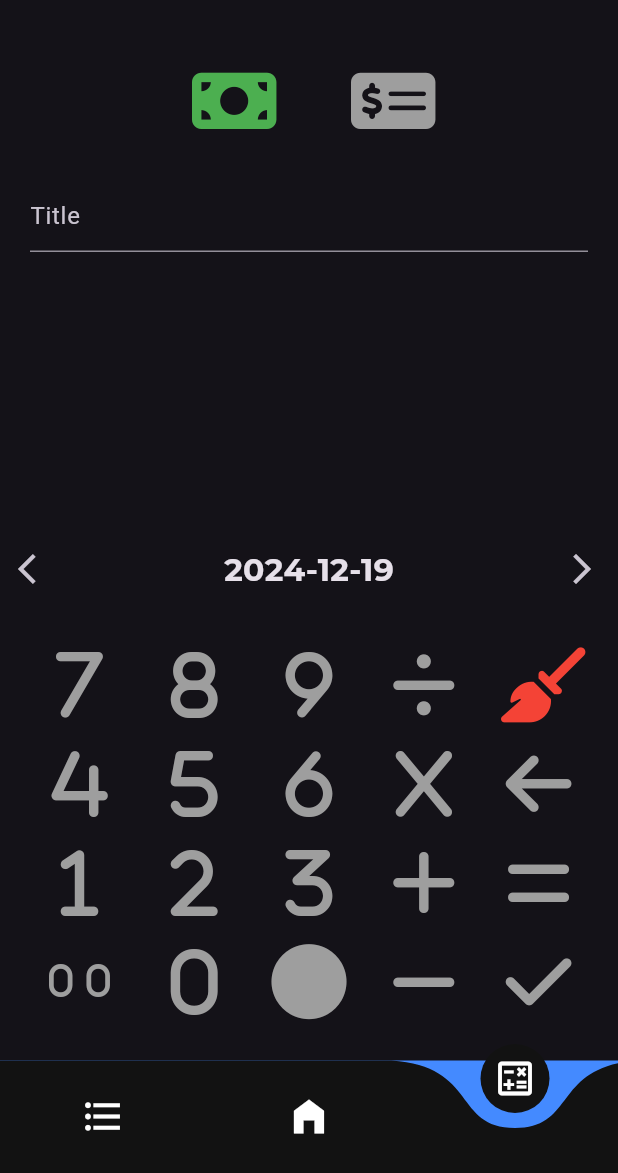
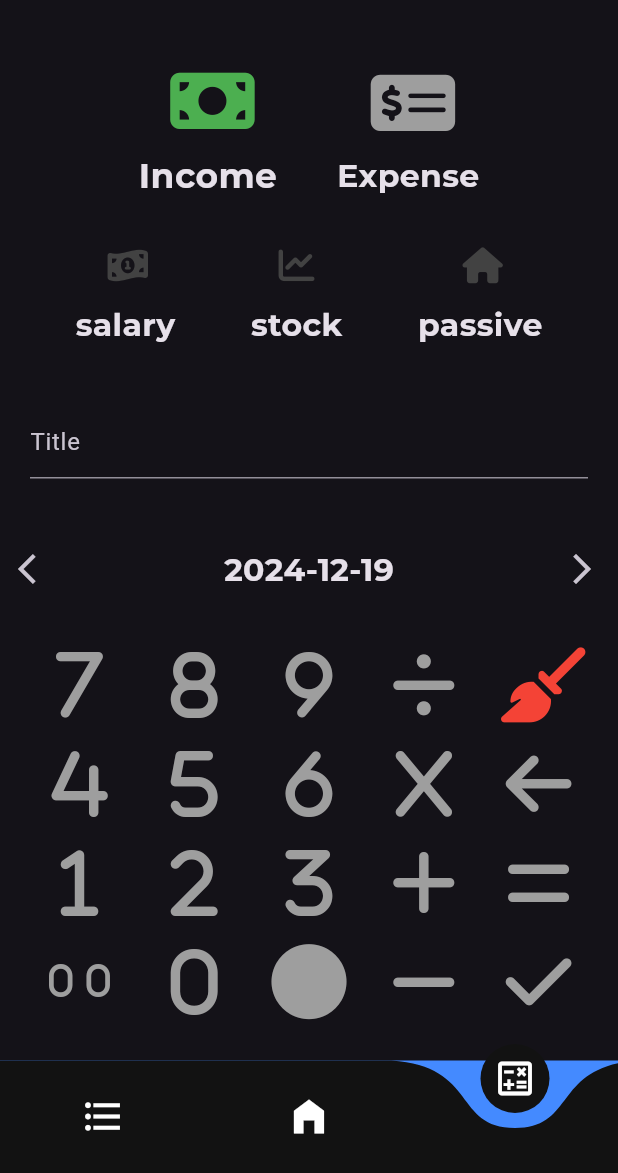
Before and after one commit to Lichyo/broke_daily, a Flutter app: the screen it shows after launch, item 3 of the bottom bar chosen, on a phone screen of 412 x 824 dp, the part 63-1236 px from its top. Run offline on Flutter 3.47's test engine with Material 3 defaults, Android fonts, the phone set to English and light mode, and no system bars; drawn by our look-alikes of curved_navigation_bar; our stand-ins replace fl_chart, font_awesome_flutter, gap, google_fonts, sqflite; missing offline and left inert: expressions; accounts and stored records are empty.

```diff
--- /dev/null
+++ b/lib/components/income_type_widget.dart
@@ -0,0 +1,38 @@
+import 'package:flutter/material.dart';
+import 'type_button.dart';
+import 'package:font_awesome_flutter/font_awesome_flutter.dart';
+import 'package:account/constant.dart';
+
+class IncomeTypeWidget extends StatelessWidget {
+  const IncomeTypeWidget({super.key});
+
+  @override
+  Widget build(BuildContext context) {
+    return const Padding(
+      padding: EdgeInsets.symmetric(vertical: 20),
+      child: Row(
+        mainAxisAlignment: MainAxisAlignment.spaceEvenly,
+        children: [
+          TypeButton(
+            text: "salary",
+            color: Colors.yellow,
+            icon: FontAwesomeIcons.moneyBill1Wave,
+            type: AccountingTypes.salary,
+          ),
+          TypeButton(
+            text: "stock",
+            color: Colors.red,
+            icon: FontAwesomeIcons.chartLine,
+            type: AccountingTypes.stock,
+          ),
+          TypeButton(
+            text: "passive",
+            color: Colors.grey,
+            icon: FontAwesomeIcons.house,
+            type: AccountingTypes.passive,
+          ),
+        ],
+      ),
+    );
+  }
+}
--- /dev/null
+++ b/lib/components/type_button.dart
@@ -0,0 +1,43 @@
+import 'package:flutter/material.dart';
+import 'package:account/constant.dart';
+import 'package:provider/provider.dart';
+import 'package:account/service/accounting_service.dart';
+
+class TypeButton extends StatelessWidget {
+  const TypeButton({
+    super.key,
+    required this.text,
+    required this.icon,
+    required this.type,
+    required this.color,
+  });
+
+  final String text;
+  final IconData icon;
+  final AccountingTypes type;
+  final Color color;
+
+  @override
+  Widget build(BuildContext context) {
+    return Column(
+      children: [
+        IconButton(
+          onPressed: () {
+            Provider.of<AccountingService>(context, listen: false)
+                .setAccountingType(type);
+          },
+          icon: Icon(
+            icon,
+            color: Provider.of<AccountingService>(context).accountType == type
+                ? color
+                : Colors.grey.shade800,
+          ),
+        ),
+        Text(
+          text,
+          style: kSecondTextStyle,
+        ),
+      ],
+    );
+  }
+}
--- a/lib/constant.dart
+++ b/lib/constant.dart
@@ -20,3 +20,40 @@ final kThirdTextStyle = GoogleFonts.getFont(
 );
 
 enum CalModes { income, expense }
+
+enum AccountingTypes {
+  luxury,
+  drink,
+  food,
+  daily,
+  traffic,
+  salary,
+  stock,
+  passive,
+  nil,
+}
+
+extension AccountingTypesExtension on AccountingTypes {
+  static AccountingTypes fromString(String type) {
+    switch (type) {
+      case 'luxury':
+        return AccountingTypes.luxury;
+      case 'drink':
+        return AccountingTypes.drink;
+      case 'food':
+        return AccountingTypes.food;
+      case 'daily':
+        return AccountingTypes.daily;
+      case 'traffic':
+        return AccountingTypes.traffic;
+      case 'salary':
+        return AccountingTypes.salary;
+      case 'stock':
+        return AccountingTypes.stock;
+      case 'passive':
+        return AccountingTypes.passive;
+      default:
+        return AccountingTypes.nil;
+    }
+  }
+}
--- a/lib/model/event_detail_model.dart
+++ b/lib/model/event_detail_model.dart
@@ -1,12 +1,14 @@
+import 'package:account/constant.dart';
+
 class EventDetailModel {
   final String title;
   int? id;
   final double amount;
   final DateTime date;
-  final String? type;
+  final AccountingTypes type;
 
   EventDetailModel({
-    this.type,
+    required this.type,
     required this.title,
     this.id,
     required this.amount,
@@ -18,6 +20,7 @@ class EventDetailModel {
       'title': title,
       'amount': amount.toString(),
       'date': date.toString(),
+      'type': type.name,
     };
   }
 }
--- a/lib/service/database_service.dart
+++ b/lib/service/database_service.dart
@@ -1,3 +1,4 @@
+import 'package:account/constant.dart';
 import 'package:sqflite/sqflite.dart';
 import 'package:account/model/event_detail_model.dart';
 import 'package:path_provider/path_provider.dart';
@@ -33,7 +34,8 @@ class DatabaseService {
         id $idType,
         title $textType,
         amount $doubleType,
-        date $textType
+        date $textType,
+        type $textType
       )
     ''');
   }
@@ -64,6 +66,7 @@ class DatabaseService {
     for (var item in result) {
       events.add(
         EventDetailModel(
+          type: AccountingTypesExtension.fromString(item['type'] as String),
           title: item['title'] as String,
           amount: item['amount'] as double,
           date: DateTime.parse(item['date'] as String),
--- a/lib/view/calculate_page.dart
+++ b/lib/view/calculate_page.dart
@@ -5,6 +5,8 @@ import 'package:flutter/material.dart';
 import 'package:account/constant.dart';
 import 'package:provider/provider.dart';
 import 'package:intl/intl.dart';
+import 'package:account/components/income_type_widget.dart';
+import 'package:account/components/expense_type_widget.dart';
 
 class CalculatePage extends StatefulWidget {
   const CalculatePage({super.key});
@@ -41,40 +43,65 @@ class _CalculatePageState extends State<CalculatePage> {
           children: [
             Container(
               margin: const EdgeInsets.only(top: 20, right: 20),
-              child: IconButton(
+              child: Column(
+                children: [
+                  IconButton(
                     onPressed: () {
                       Provider.of<CalService>(context, listen: false)
                           .setMode(CalModes.income);
                     },
                     icon: Icon(
                       FontAwesomeIcons.moneyBill,
-                  color:
-                      Provider.of<CalService>(context).mode == CalModes.income
+                      color: Provider.of<CalService>(context).mode ==
+                              CalModes.income
                           ? Colors.green
                           : Colors.grey,
                       size: 50,
                     ),
                   ),
+                  Text(
+                    "Income",
+                    style:
+                        Provider.of<CalService>(context).mode == CalModes.income
+                            ? kPrimaryTextStyle
+                            : kSecondTextStyle,
+                  ),
+                ],
+              ),
             ),
             Container(
               margin: const EdgeInsets.only(top: 20, left: 20),
-              child: IconButton(
+              child: Column(
+                children: [
+                  IconButton(
                     onPressed: () {
                       Provider.of<CalService>(context, listen: false)
                           .setMode(CalModes.expense);
                     },
                     icon: Icon(
                       FontAwesomeIcons.moneyCheckDollar,
-                  color:
-                      Provider.of<CalService>(context).mode == CalModes.expense
+                      color: Provider.of<CalService>(context).mode ==
+                              CalModes.expense
                           ? Colors.red
                           : Colors.grey,
                       size: 50,
                     ),
                   ),
+                  Text(
+                    "Expense",
+                    style: Provider.of<CalService>(context).mode ==
+                            CalModes.expense
+                        ? kPrimaryTextStyle
+                        : kSecondTextStyle,
                   ),
                 ],
               ),
+            ),
+          ],
+        ),
+        Provider.of<CalService>(context).mode == CalModes.income
+            ? const IncomeTypeWidget()
+            : const ExpenseTypeWidget(),
         Padding(
           padding: const EdgeInsets.all(20),
           child: TextField(
@@ -366,28 +393,30 @@ class _CalculatePageState extends State<CalculatePage> {
                   ),
                   IconButton(
                     onPressed: () async {
-                      final bool result = await Provider.of<AccountingService>(
-                              context,
+                      try {
+                        await Provider.of<AccountingService>(context,
                                 listen: false)
                             .addNewEvent(
-                        amount: Provider.of<CalService>(context, listen: false)
+                          amount:
+                              Provider.of<CalService>(context, listen: false)
                                   .result,
                           mode: Provider.of<CalService>(context, listen: false)
                               .mode,
                         );
                         Provider.of<CalService>(context, listen: false).reset();
-                      Provider.of<AccountingService>(context, listen: false).reset();
+                        Provider.of<AccountingService>(context, listen: false)
+                            .reset();
                         titleController.clear();
-
-                      if (result) {
                         ScaffoldMessenger.of(context).showSnackBar(
                           const SnackBar(
-                              content: Text('Event created successfully')),
+                            content: Text('Event created successfully'),
+                          ),
                         );
-                      } else {
+                      } catch (e) {
                         ScaffoldMessenger.of(context).showSnackBar(
-                          const SnackBar(
-                              content: Text('Failed to create event')),
+                          SnackBar(
+                            content: Text(e.toString()),
+                          ),
                         );
                       }
                     },
```
Also changed, not shown: lib/components/expense_type_widget.dart (added, +50 -0 lines), lib/service/accounting_service.dart (+31 -5 lines), lib/service/mock_data.dart (+7 -7 lines). Lines whose indentation alone changed are shown as unchanged.
